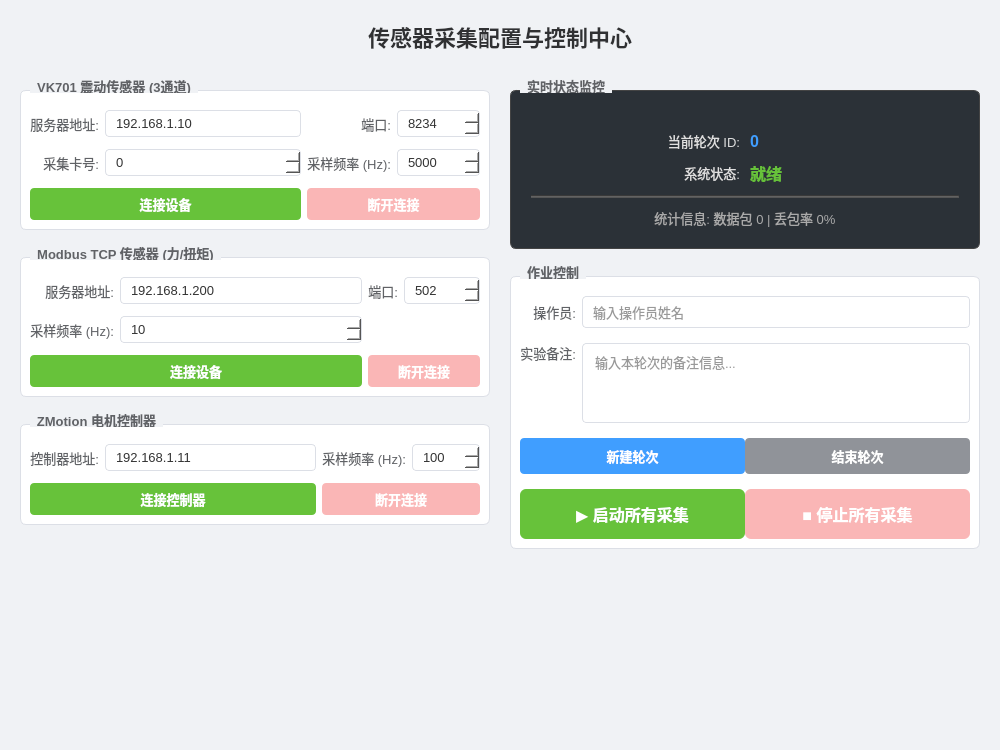
Qt form forms/SensorPage.ui (Huier-git/Drill2tool) before a commit.
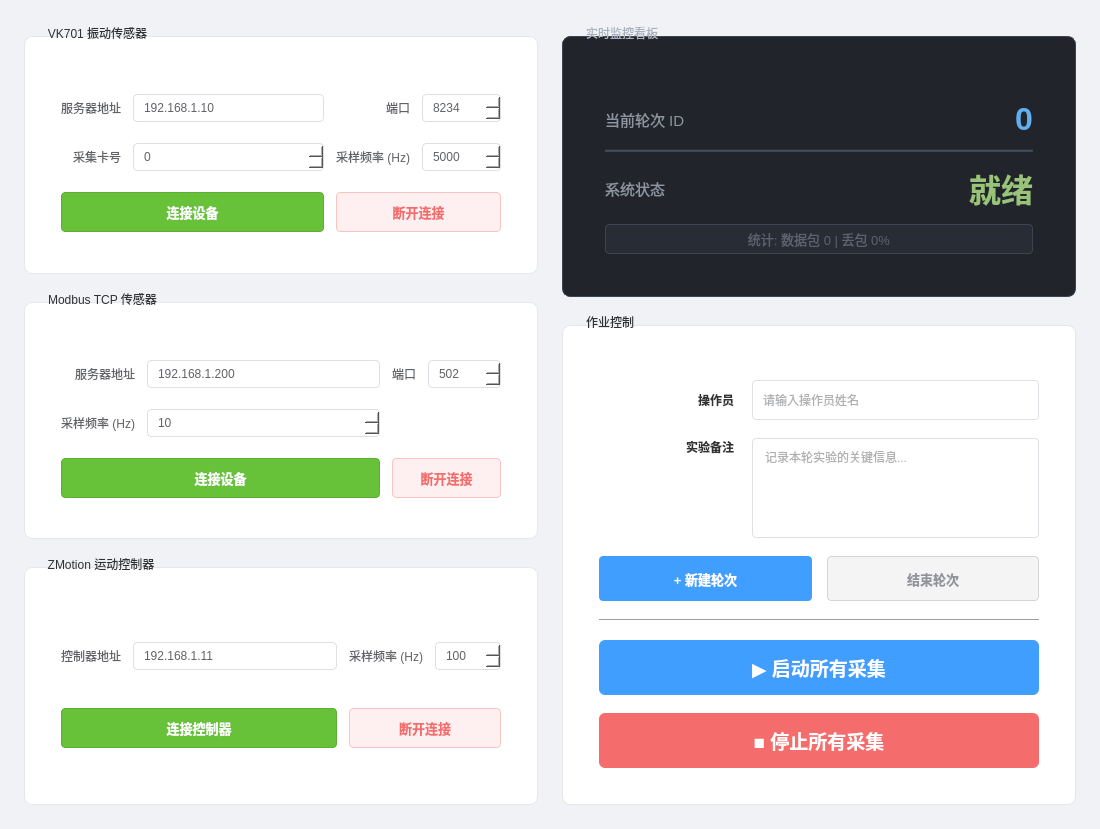
The same form after that commit.

Commit message: Backup: Before DatabasePage visualization and AutoTask-Acquisition integration

```diff
--- a/forms/SensorPage.ui
+++ b/forms/SensorPage.ui
@@ -6,158 +6,289 @@
    <rect>
     <x>0</x>
     <y>0</y>
-    <width>1000</width>
-    <height>750</height>
+    <width>1100</width>
+    <height>800</height>
    </rect>
   </property>
   <property name="windowTitle">
    <string>传感器采集控制系统</string>
   </property>
   <property name="styleSheet">
-   <string notr="true">/* 全局字体与背景 */
-QWidget {
-    font-family: &quot;Segoe UI&quot;, &quot;Microsoft YaHei&quot;, sans-serif;
-    font-size: 10pt;
-    color: #333333;
+   <string notr="true">/* ============================================================
+   GLOBAL SETTINGS
+   ============================================================ */
+QWidget#SensorPage {
     background-color: #f0f2f5;
-}
-
-/* 分组框 - 卡片式设计 */
-QGroupBox {
-    background-color: #ffffff;
-    border: 1px solid #dcdfe6;
-    border-radius: 6px;
-    margin-top: 12px; /* 为标题留出空间 */
-    padding-top: 10px;
-    font-weight: bold;
+    font-family: &quot;Microsoft YaHei UI&quot;, &quot;Segoe UI&quot;, sans-serif;
+    font-size: 10pt;
     color: #2c3e50;
 }
 
+/* ============================================================
+   CARD UI (Group Boxes)
+   ============================================================ */
+QGroupBox {
+    background-color: #ffffff;
+    border: 1px solid #e4e7ed;
+    border-radius: 8px;
+    margin-top: 12px;
+    padding-top: 24px;
+    padding-bottom: 12px;
+    padding-left: 12px;
+    padding-right: 12px;
+}
+
 QGroupBox::title {
     subcontrol-origin: margin;
     subcontrol-position: top left;
-    left: 10px;
-    padding: 0 5px;
-    background-color: #f0f2f5; /* 标题背景色与主背景融合，产生浮动标签效果 */
-	color: #606266;
-}
-
-/* 标签 */
-QLabel {
-    color: #606266;
+    left: 16px;
+    top: 2px;
+    padding: 0 6px;
+    font-size: 11pt;
+    font-weight: bold;
+    color: #303133;
     background-color: transparent;
 }
 
-/* 输入框通用样式 */
+/* Hover effect for interactive config cards */
+QGroupBox#groupBox_vk701:hover,
+QGroupBox#groupBox_mdb:hover,
+QGroupBox#groupBox_motor:hover,
+QGroupBox#groupBox_control:hover {
+    border-color: #c0c4cc;
+}
+
+/* ============================================================
+   DARK MONITOR PANEL (Special Styling)
+   ============================================================ */
+QGroupBox#groupBox_status {
+    background-color: #21252b;
+    border: 1px solid #3e4451;
+}
+
+QGroupBox#groupBox_status::title {
+    color: #abb2bf;
+}
+
+QGroupBox#groupBox_status QLabel {
+    color: #dcdfe6;
+}
+
+/* Statistics Label */
+QLabel#label_statistics {
+    font-family: &quot;Consolas&quot;, &quot;Monaco&quot;, monospace;
+    color: #abb2bf;
+    font-size: 9pt;
+    background: #282c34;
+    padding: 6px;
+    border-radius: 4px;
+    border: 1px solid #3e4451;
+}
+
+QLabel#label_round_id {
+    color: #61afef;
+    font-family: &quot;Segoe UI&quot;, sans-serif;
+    font-weight: bold;
+}
+
+QLabel#label_status {
+    color: #98c379;
+    font-weight: bold;
+}
+
+/* ============================================================
+   INPUT CONTROLS
+   ============================================================ */
 QLineEdit, QSpinBox, QTextEdit {
     border: 1px solid #dcdfe6;
     border-radius: 4px;
-    padding: 4px 8px;
+    padding: 5px 8px;
     background-color: #ffffff;
-    color: #333;
+    color: #606266;
     selection-background-color: #409eff;
 }
 
 QLineEdit:focus, QSpinBox:focus, QTextEdit:focus {
     border: 1px solid #409eff;
+    background-color: #ecf5ff;
 }
 
 QLineEdit:disabled, QSpinBox:disabled {
     background-color: #f5f7fa;
     color: #c0c4cc;
+    border-color: #e4e7ed;
 }
 
-/* 按钮通用样式 */
+/* ============================================================
+   BUTTONS
+   ============================================================ */
 QPushButton {
     border: 1px solid #dcdfe6;
     border-radius: 4px;
-    padding: 6px 15px;
+    padding: 6px 12px;
     background-color: #ffffff;
     color: #606266;
-    font-weight: bold;
+    font-weight: 500;
+    font-size: 10pt;
 }
 
 QPushButton:hover {
-    background-color: #ecf5ff;
-    border-color: #c6e2ff;
     color: #409eff;
+    border-color: #c6e2ff;
+    background-color: #ecf5ff;
 }
 
 QPushButton:pressed {
-    background-color: #dcdfe6;
+    padding-top: 7px;
+    color: #3a8ee6;
+    border-color: #3a8ee6;
 }
 
 QPushButton:disabled {
     background-color: #f5f7fa;
-    border-color: #e4e7ed;
     color: #c0c4cc;
+    border-color: #e4e7ed;
 }
 
-/* 特定功能按钮颜色重写 - 在具体控件ID中定义，这里作为兜底 */
+/* Connect Buttons */
+QPushButton#btn_vk701_connect,
+QPushButton#btn_mdb_connect,
+QPushButton#btn_motor_connect {
+    background-color: #67c23a;
+    color: white;
+    border: 1px solid #5daf34;
+}
+QPushButton#btn_vk701_connect:hover,
+QPushButton#btn_mdb_connect:hover,
+QPushButton#btn_motor_connect:hover {
+    background-color: #85ce61;
+    border-color: #85ce61;
+}
+
+/* Disconnect Buttons */
+QPushButton#btn_vk701_disconnect,
+QPushButton#btn_mdb_disconnect,
+QPushButton#btn_motor_disconnect {
+    background-color: #fef0f0;
+    color: #f56c6c;
+    border: 1px solid #fbc4c4;
+}
+QPushButton#btn_vk701_disconnect:hover,
+QPushButton#btn_mdb_disconnect:hover,
+QPushButton#btn_motor_disconnect:hover {
+    background-color: #f56c6c;
+    color: white;
+    border-color: #f56c6c;
+}
+
+/* Round Control Buttons */
+QPushButton#btn_new_round {
+    background-color: #409eff;
+    color: white;
+    border: none;
+}
+QPushButton#btn_new_round:hover {
+    background-color: #66b1ff;
+}
+
+QPushButton#btn_end_round {
+    background-color: #f4f4f5;
+    color: #909399;
+    border: 1px solid #d3d4d6;
+}
+QPushButton#btn_end_round:hover {
+    background-color: #909399;
+    color: white;
+    border-color: #909399;
+}
+
+/* Global Start/Stop */
+QPushButton#btn_start_all {
+    background-color: #409eff;
+    color: white;
+    font-size: 12pt;
+    font-weight: bold;
+    border: none;
+    border-radius: 6px;
+}
+QPushButton#btn_start_all:hover {
+    background-color: #66b1ff;
+}
+
+QPushButton#btn_stop_all {
+    background-color: #f56c6c;
+    color: white;
+    font-size: 12pt;
+    font-weight: bold;
+    border: none;
+    border-radius: 6px;
+}
+QPushButton#btn_stop_all:hover {
+    background-color: #ff7875;
+}
+
+/* ============================================================
+   LABELS
+   ============================================================ */
+QLabel {
+    color: #606266;
+}
+
+QLabel#label_operator, QLabel#label_note_label {
+    font-weight: bold;
+    color: #303133;
+}
 </string>
   </property>
-  <layout class="QVBoxLayout" name="verticalLayout_main">
+  <layout class="QHBoxLayout" name="horizontalLayout_main">
    <property name="spacing">
-    <number>15</number>
+    <number>24</number>
    </property>
    <property name="leftMargin">
-    <number>20</number>
+    <number>24</number>
    </property>
    <property name="topMargin">
-    <number>20</number>
+    <number>24</number>
    </property>
    <property name="rightMargin">
-    <number>20</number>
+    <number>24</number>
    </property>
    <property name="bottomMargin">
-    <number>20</number>
+    <number>24</number>
    </property>
    <item>
-    <widget class="QLabel" name="label_title">
-     <property name="minimumSize">
-      <size>
-       <width>0</width>
-       <height>40</height>
-      </size>
-     </property>
-     <property name="styleSheet">
-      <string>font-size: 22px; 
-font-weight: bold; 
-color: #303133; 
-background-color: transparent;
-margin-bottom: 10px;</string>
-     </property>
-     <property name="text">
-      <string>传感器采集配置与控制中心</string>
-     </property>
-     <property name="alignment">
-      <set>Qt::AlignCenter</set>
-     </property>
-    </widget>
-   </item>
-   <item>
-    <layout class="QHBoxLayout" name="horizontalLayout_content">
+    <layout class="QVBoxLayout" name="verticalLayout_config">
      <property name="spacing">
-      <number>20</number>
-     </property>
-     <item>
-      <layout class="QVBoxLayout" name="verticalLayout_left">
-       <property name="spacing">
-        <number>15</number>
+      <number>16</number>
        </property>
        <item>
         <widget class="QGroupBox" name="groupBox_vk701">
          <property name="title">
-          <string>VK701 震动传感器 (3通道)</string>
+        <string>VK701 振动传感器</string>
          </property>
          <layout class="QGridLayout" name="gridLayout_vk701">
-          <property name="verticalSpacing">
+        <property name="leftMargin">
+         <number>24</number>
+        </property>
+        <property name="topMargin">
+         <number>30</number>
+        </property>
+        <property name="rightMargin">
+         <number>24</number>
+        </property>
+        <property name="bottomMargin">
+         <number>24</number>
+        </property>
+        <property name="horizontalSpacing">
            <number>12</number>
           </property>
+        <property name="verticalSpacing">
+         <number>18</number>
+        </property>
           <item row="0" column="0">
            <widget class="QLabel" name="label_vk701_address">
             <property name="text">
-             <string>服务器地址:</string>
+           <string>服务器地址</string>
             </property>
             <property name="alignment">
              <set>Qt::AlignRight|Qt::AlignTrailing|Qt::AlignVCenter</set>
@@ -174,7 +305,7 @@
           <item row="0" column="2">
            <widget class="QLabel" name="label_vk701_port">
             <property name="text">
-             <string>端口:</string>
+           <string>端口</string>
             </property>
             <property name="alignment">
              <set>Qt::AlignRight|Qt::AlignTrailing|Qt::AlignVCenter</set>
@@ -197,7 +328,7 @@
           <item row="1" column="0">
            <widget class="QLabel" name="label_vk701_cardid">
             <property name="text">
-             <string>采集卡号:</string>
+           <string>采集卡号</string>
             </property>
             <property name="alignment">
              <set>Qt::AlignRight|Qt::AlignTrailing|Qt::AlignVCenter</set>
@@ -206,21 +337,15 @@
           </item>
           <item row="1" column="1">
            <widget class="QSpinBox" name="spin_vk701_cardid">
-            <property name="minimum">
-             <number>0</number>
-            </property>
             <property name="maximum">
              <number>10</number>
             </property>
-            <property name="value">
-             <number>0</number>
-            </property>
            </widget>
           </item>
           <item row="1" column="2">
            <widget class="QLabel" name="label_vk701_frequency">
             <property name="text">
-             <string>采样频率 (Hz):</string>
+           <string>采样频率 (Hz)</string>
             </property>
             <property name="alignment">
              <set>Qt::AlignRight|Qt::AlignTrailing|Qt::AlignVCenter</set>
@@ -248,22 +373,9 @@
             <property name="minimumSize">
              <size>
               <width>0</width>
-              <height>32</height>
-             </size>
-            </property>
-            <property name="styleSheet">
-             <string>QPushButton {
-	background-color: #67c23a;
-	color: white;
-	border: none;
-}
-QPushButton:hover {
-	background-color: #85ce61;
-}
-QPushButton:pressed {
-	background-color: #5daf34;
-}</string>
-            </property>
+            <height>40</height>
+           </size>
+          </property>
             <property name="text">
              <string>连接设备</string>
             </property>
@@ -277,22 +389,9 @@
             <property name="minimumSize">
              <size>
               <width>0</width>
-              <height>32</height>
-             </size>
-            </property>
-            <property name="styleSheet">
-             <string>QPushButton {
-	background-color: #f56c6c;
-	color: white;
-	border: none;
-}
-QPushButton:hover {
-	background-color: #f78989;
-}
-QPushButton:disabled {
-	background-color: #fab6b6;
-}</string>
-            </property>
+            <height>40</height>
+           </size>
+          </property>
             <property name="text">
              <string>断开连接</string>
             </property>
@@ -304,16 +403,31 @@
        <item>
         <widget class="QGroupBox" name="groupBox_mdb">
          <property name="title">
-          <string>Modbus TCP 传感器 (力/扭矩)</string>
+        <string>Modbus TCP 传感器</string>
          </property>
          <layout class="QGridLayout" name="gridLayout_mdb">
-          <property name="verticalSpacing">
+        <property name="leftMargin">
+         <number>24</number>
+        </property>
+        <property name="topMargin">
+         <number>30</number>
+        </property>
+        <property name="rightMargin">
+         <number>24</number>
+        </property>
+        <property name="bottomMargin">
+         <number>24</number>
+        </property>
+        <property name="horizontalSpacing">
            <number>12</number>
           </property>
+        <property name="verticalSpacing">
+         <number>18</number>
+        </property>
           <item row="0" column="0">
            <widget class="QLabel" name="label_mdb_address">
             <property name="text">
-             <string>服务器地址:</string>
+           <string>服务器地址</string>
             </property>
             <property name="alignment">
              <set>Qt::AlignRight|Qt::AlignTrailing|Qt::AlignVCenter</set>
@@ -330,7 +444,7 @@
           <item row="0" column="2">
            <widget class="QLabel" name="label_mdb_port">
             <property name="text">
-             <string>端口:</string>
+           <string>端口</string>
             </property>
             <property name="alignment">
              <set>Qt::AlignRight|Qt::AlignTrailing|Qt::AlignVCenter</set>
@@ -339,9 +453,6 @@
           </item>
           <item row="0" column="3">
            <widget class="QSpinBox" name="spin_mdb_port">
-            <property name="minimum">
-             <number>1</number>
-            </property>
             <property name="maximum">
              <number>65535</number>
             </property>
@@ -353,7 +464,7 @@
           <item row="1" column="0">
            <widget class="QLabel" name="label_mdb_frequency">
             <property name="text">
-             <string>采样频率 (Hz):</string>
+           <string>采样频率 (Hz)</string>
             </property>
             <property name="alignment">
              <set>Qt::AlignRight|Qt::AlignTrailing|Qt::AlignVCenter</set>
@@ -362,9 +473,6 @@
           </item>
           <item row="1" column="1">
            <widget class="QSpinBox" name="spin_mdb_frequency">
-            <property name="minimum">
-             <number>1</number>
-            </property>
             <property name="maximum">
              <number>1000</number>
             </property>
@@ -378,19 +486,9 @@
             <property name="minimumSize">
              <size>
               <width>0</width>
-              <height>32</height>
-             </size>
-            </property>
-            <property name="styleSheet">
-             <string>QPushButton {
-	background-color: #67c23a;
-	color: white;
-	border: none;
-}
-QPushButton:hover {
-	background-color: #85ce61;
-}</string>
-            </property>
+            <height>40</height>
+           </size>
+          </property>
             <property name="text">
              <string>连接设备</string>
             </property>
@@ -404,22 +502,9 @@
             <property name="minimumSize">
              <size>
               <width>0</width>
-              <height>32</height>
-             </size>
-            </property>
-            <property name="styleSheet">
-             <string>QPushButton {
-	background-color: #f56c6c;
-	color: white;
-	border: none;
-}
-QPushButton:hover {
-	background-color: #f78989;
-}
-QPushButton:disabled {
-	background-color: #fab6b6;
-}</string>
-            </property>
+            <height>40</height>
+           </size>
+          </property>
             <property name="text">
              <string>断开连接</string>
             </property>
@@ -431,16 +516,31 @@
        <item>
         <widget class="QGroupBox" name="groupBox_motor">
          <property name="title">
-          <string>ZMotion 电机控制器</string>
+        <string>ZMotion 运动控制器</string>
          </property>
          <layout class="QGridLayout" name="gridLayout_motor">
-          <property name="verticalSpacing">
+        <property name="leftMargin">
+         <number>24</number>
+        </property>
+        <property name="topMargin">
+         <number>30</number>
+        </property>
+        <property name="rightMargin">
+         <number>24</number>
+        </property>
+        <property name="bottomMargin">
+         <number>24</number>
+        </property>
+        <property name="horizontalSpacing">
            <number>12</number>
           </property>
+        <property name="verticalSpacing">
+         <number>18</number>
+        </property>
           <item row="0" column="0">
            <widget class="QLabel" name="label_motor_address">
             <property name="text">
-             <string>控制器地址:</string>
+           <string>控制器地址</string>
             </property>
             <property name="alignment">
              <set>Qt::AlignRight|Qt::AlignTrailing|Qt::AlignVCenter</set>
@@ -457,7 +557,7 @@
           <item row="0" column="2">
            <widget class="QLabel" name="label_motor_frequency">
             <property name="text">
-             <string>采样频率 (Hz):</string>
+           <string>采样频率 (Hz)</string>
             </property>
             <property name="alignment">
              <set>Qt::AlignRight|Qt::AlignTrailing|Qt::AlignVCenter</set>
@@ -466,9 +566,6 @@
           </item>
           <item row="0" column="3">
            <widget class="QSpinBox" name="spin_motor_frequency">
-            <property name="minimum">
-             <number>1</number>
-            </property>
             <property name="maximum">
              <number>1000</number>
             </property>
@@ -482,19 +579,9 @@
             <property name="minimumSize">
              <size>
               <width>0</width>
-              <height>32</height>
-             </size>
-            </property>
-            <property name="styleSheet">
-             <string>QPushButton {
-	background-color: #67c23a;
-	color: white;
-	border: none;
-}
-QPushButton:hover {
-	background-color: #85ce61;
-}</string>
-            </property>
+            <height>40</height>
+           </size>
+          </property>
             <property name="text">
              <string>连接控制器</string>
             </property>
@@ -508,22 +595,9 @@
             <property name="minimumSize">
              <size>
               <width>0</width>
-              <height>32</height>
-             </size>
-            </property>
-            <property name="styleSheet">
-             <string>QPushButton {
-	background-color: #f56c6c;
-	color: white;
-	border: none;
-}
-QPushButton:hover {
-	background-color: #f78989;
-}
-QPushButton:disabled {
-	background-color: #fab6b6;
-}</string>
-            </property>
+            <height>40</height>
+           </size>
+          </property>
             <property name="text">
              <string>断开连接</string>
             </property>
@@ -532,122 +606,144 @@
          </layout>
         </widget>
        </item>
-       <item>
-        <spacer name="verticalSpacer_left">
-         <property name="orientation">
-          <enum>Qt::Vertical</enum>
-         </property>
-         <property name="sizeHint" stdset="0">
-          <size>
-           <width>20</width>
-           <height>40</height>
-          </size>
-         </property>
-        </spacer>
-       </item>
       </layout>
      </item>
      <item>
       <layout class="QVBoxLayout" name="verticalLayout_right">
        <property name="spacing">
-        <number>15</number>
+      <number>16</number>
        </property>
        <item>
         <widget class="QGroupBox" name="groupBox_status">
          <property name="title">
-          <string>实时状态监控</string>
-         </property>
-         <property name="styleSheet">
-          <string>QGroupBox {
-	background-color: #2b3137; 
-	color: #ffffff;
-	border: 1px solid #444;
-}
-QLabel {
-	color: #e0e0e0;
-}</string>
+        <string>实时监控看板</string>
          </property>
          <layout class="QVBoxLayout" name="verticalLayout_status">
           <property name="spacing">
-           <number>10</number>
+         <number>12</number>
           </property>
           <property name="leftMargin">
-           <number>20</number>
+         <number>30</number>
           </property>
           <property name="topMargin">
-           <number>30</number>
+         <number>40</number>
           </property>
           <property name="rightMargin">
-           <number>20</number>
+         <number>30</number>
           </property>
           <property name="bottomMargin">
-           <number>20</number>
+         <number>30</number>
           </property>
           <item>
            <layout class="QHBoxLayout" name="horizontalLayout_round">
             <item>
              <widget class="QLabel" name="label_round_title">
+            <property name="styleSheet">
+             <string>color: #8c95a0; font-size: 11pt; font-weight: normal;</string>
+            </property>
               <property name="text">
-               <string>当前轮次 ID:</string>
-              </property>
-              <property name="alignment">
-               <set>Qt::AlignRight|Qt::AlignTrailing|Qt::AlignVCenter</set>
+             <string>当前轮次 ID</string>
               </property>
              </widget>
             </item>
+          <item>
+           <spacer name="spacer_round">
+            <property name="orientation">
+             <enum>Qt::Horizontal</enum>
+            </property>
+            <property name="sizeHint" stdset="0">
+             <size>
+              <width>0</width>
+              <height>0</height>
+             </size>
+            </property>
+           </spacer>
+          </item>
             <item>
              <widget class="QLabel" name="label_round_id">
               <property name="styleSheet">
-               <string>font-size: 16px; font-weight: bold; color: #409eff;</string>
+             <string>font-family: &quot;Segoe UI&quot;; font-size: 32px; font-weight: bold; color: #61afef;</string>
               </property>
               <property name="text">
                <string>0</string>
               </property>
+            <property name="alignment">
+             <set>Qt::AlignRight|Qt::AlignTrailing|Qt::AlignVCenter</set>
+            </property>
              </widget>
             </item>
            </layout>
           </item>
+        <item>
+         <widget class="Line" name="line_status">
+          <property name="styleSheet">
+           <string>background-color: #3e4451;</string>
+          </property>
+          <property name="orientation">
+           <enum>Qt::Horizontal</enum>
+          </property>
+         </widget>
+        </item>
           <item>
            <layout class="QHBoxLayout" name="horizontalLayout_status">
             <item>
              <widget class="QLabel" name="label_status_title">
+            <property name="styleSheet">
+             <string>color: #8c95a0; font-size: 11pt; font-weight: normal;</string>
+            </property>
               <property name="text">
-               <string>系统状态:</string>
-              </property>
-              <property name="alignment">
-               <set>Qt::AlignRight|Qt::AlignTrailing|Qt::AlignVCenter</set>
+             <string>系统状态</string>
               </property>
              </widget>
             </item>
+          <item>
+           <spacer name="spacer_status">
+            <property name="orientation">
+             <enum>Qt::Horizontal</enum>
+            </property>
+            <property name="sizeHint" stdset="0">
+             <size>
+              <width>0</width>
+              <height>0</height>
+             </size>
+            </property>
+           </spacer>
+          </item>
             <item>
              <widget class="QLabel" name="label_status">
               <property name="styleSheet">
-               <string>font-size: 16px; font-weight: bold; color: #67c23a;</string>
+             <string>font-size: 32px; font-weight: bold; color: #98c379;</string>
               </property>
               <property name="text">
                <string>就绪</string>
               </property>
+            <property name="alignment">
+             <set>Qt::AlignRight|Qt::AlignTrailing|Qt::AlignVCenter</set>
+            </property>
              </widget>
             </item>
            </layout>
           </item>
           <item>
-           <widget class="Line" name="line_status">
-            <property name="styleSheet">
-             <string>background-color: #555;</string>
-            </property>
+         <spacer name="spacer_bottom_status">
             <property name="orientation">
-             <enum>Qt::Horizontal</enum>
-            </property>
-           </widget>
+           <enum>Qt::Vertical</enum>
+          </property>
+          <property name="sizeHint" stdset="0">
+           <size>
+            <width>20</width>
+            <height>20</height>
+           </size>
+          </property>
+         </spacer>
           </item>
           <item>
            <widget class="QLabel" name="label_statistics">
             <property name="styleSheet">
-             <string>font-family: &quot;Consolas&quot;, monospace; color: #aaa;</string>
+           <string>font-family: &quot;Consolas&quot;, monospace; color: #5c6370; font-size: 10pt; background: #282c34; padding: 4px; border-radius: 4px;</string>
             </property>
             <property name="text">
-             <string>统计信息: 数据包 0 | 丢包率 0%</string>
+           <string>统计: 数据包 0 | 丢包 0%</string>
             </property>
             <property name="alignment">
              <set>Qt::AlignCenter</set>
@@ -663,77 +759,82 @@
           <string>作业控制</string>
          </property>
          <layout class="QGridLayout" name="gridLayout_control">
-          <property name="verticalSpacing">
-           <number>15</number>
+        <property name="leftMargin">
+         <number>24</number>
+        </property>
+        <property name="topMargin">
+         <number>30</number>
+        </property>
+        <property name="rightMargin">
+         <number>24</number>
+        </property>
+        <property name="bottomMargin">
+         <number>24</number>
+        </property>
+        <property name="spacing">
+         <number>18</number>
           </property>
           <item row="0" column="0">
            <widget class="QLabel" name="label_operator">
             <property name="text">
-             <string>操作员:</string>
+           <string>操作员</string>
             </property>
             <property name="alignment">
              <set>Qt::AlignRight|Qt::AlignTrailing|Qt::AlignVCenter</set>
             </property>
            </widget>
           </item>
-          <item row="0" column="1">
+        <item row="0" column="1" colspan="2">
            <widget class="QLineEdit" name="le_operator">
             <property name="minimumSize">
              <size>
               <width>0</width>
-              <height>32</height>
+            <height>40</height>
              </size>
             </property>
             <property name="placeholderText">
-             <string>输入操作员姓名</string>
+           <string>请输入操作员姓名</string>
             </property>
            </widget>
           </item>
           <item row="1" column="0">
            <widget class="QLabel" name="label_note_label">
             <property name="text">
-             <string>实验备注:</string>
+           <string>实验备注</string>
             </property>
             <property name="alignment">
              <set>Qt::AlignRight|Qt::AlignTop|Qt::AlignTrailing</set>
             </property>
            </widget>
           </item>
-          <item row="1" column="1">
+        <item row="1" column="1" colspan="2">
            <widget class="QTextEdit" name="te_note">
-            <property name="maximumSize">
+          <property name="minimumSize">
              <size>
-              <width>16777215</width>
-              <height>80</height>
+            <width>0</width>
+            <height>100</height>
              </size>
             </property>
             <property name="placeholderText">
-             <string>输入本轮次的备注信息...</string>
+           <string>记录本轮实验的关键信息...</string>
             </property>
            </widget>
           </item>
-          <item row="2" column="0" colspan="2">
+        <item row="2" column="0" colspan="3">
            <layout class="QHBoxLayout" name="horizontalLayout_rounds">
+          <property name="spacing">
+           <number>15</number>
+          </property>
             <item>
              <widget class="QPushButton" name="btn_new_round">
               <property name="minimumSize">
                <size>
                 <width>0</width>
-                <height>36</height>
-               </size>
-              </property>
-              <property name="styleSheet">
-               <string>QPushButton {
-	background-color: #409eff;
-	color: white;
-	border: none;
-}
-QPushButton:hover {
-	background-color: #66b1ff;
-}</string>
-              </property>
+              <height>45</height>
+             </size>
+            </property>
               <property name="text">
-               <string>新建轮次</string>
+             <string>+ 新建轮次</string>
               </property>
              </widget>
             </item>
@@ -742,18 +843,11 @@
               <property name="minimumSize">
                <size>
                 <width>0</width>
-                <height>36</height>
+              <height>45</height>
                </size>
               </property>
               <property name="styleSheet">
-               <string>QPushButton {
-	background-color: #909399;
-	color: white;
-	border: none;
-}
-QPushButton:hover {
-	background-color: #a6a9ad;
-}</string>
+             <string/>
               </property>
               <property name="text">
                <string>结束轮次</string>
@@ -762,38 +856,30 @@
             </item>
            </layout>
           </item>
-          <item row="3" column="0" colspan="2">
-           <layout class="QHBoxLayout" name="horizontalLayout_main_actions">
-            <item>
+        <item row="3" column="0" colspan="3">
+         <widget class="Line" name="line_control_split">
+          <property name="orientation">
+           <enum>Qt::Horizontal</enum>
+          </property>
+         </widget>
+        </item>
+        <item row="4" column="0" colspan="3">
              <widget class="QPushButton" name="btn_start_all">
               <property name="minimumSize">
                <size>
                 <width>0</width>
-                <height>50</height>
+            <height>55</height>
                </size>
               </property>
               <property name="styleSheet">
-               <string>QPushButton {
-	background-color: #67c23a;
-	color: white;
-	font-size: 16px;
-	border-radius: 6px;
-    border: none;
-}
-QPushButton:hover {
-	background-color: #85ce61;
-}
-QPushButton:pressed {
-	background-color: #5daf34;
-    padding-top: 8px;
-}</string>
+           <string>font-size: 14pt; font-weight: bold;</string>
               </property>
               <property name="text">
                <string>▶ 启动所有采集</string>
               </property>
              </widget>
             </item>
-            <item>
+        <item row="5" column="0" colspan="3">
              <widget class="QPushButton" name="btn_stop_all">
               <property name="enabled">
                <bool>false</bool>
@@ -801,40 +887,19 @@
               <property name="minimumSize">
                <size>
                 <width>0</width>
-                <height>50</height>
+            <height>55</height>
                </size>
               </property>
               <property name="styleSheet">
-               <string>QPushButton {
-	background-color: #f56c6c;
-	color: white;
-	font-size: 16px;
-	border-radius: 6px;
-    border: none;
-}
-QPushButton:hover {
-	background-color: #f78989;
-}
-QPushButton:disabled {
-	background-color: #fab6b6;
-}
-QPushButton:pressed {
-	background-color: #dd6161;
-    padding-top: 8px;
-}</string>
+           <string>font-size: 14pt; font-weight: bold;</string>
               </property>
               <property name="text">
                <string>■ 停止所有采集</string>
               </property>
              </widget>
             </item>
-           </layout>
-          </item>
-         </layout>
-        </widget>
-       </item>
-       <item>
-        <spacer name="verticalSpacer_right">
+        <item row="6" column="0">
+         <spacer name="verticalSpacer_control">
          <property name="orientation">
           <enum>Qt::Vertical</enum>
          </property>
@@ -847,6 +912,7 @@
         </spacer>
        </item>
       </layout>
+      </widget>
      </item>
     </layout>
    </item>
```
Lines whose indentation alone changed are shown as unchanged. The commit also changes 121 other files.
